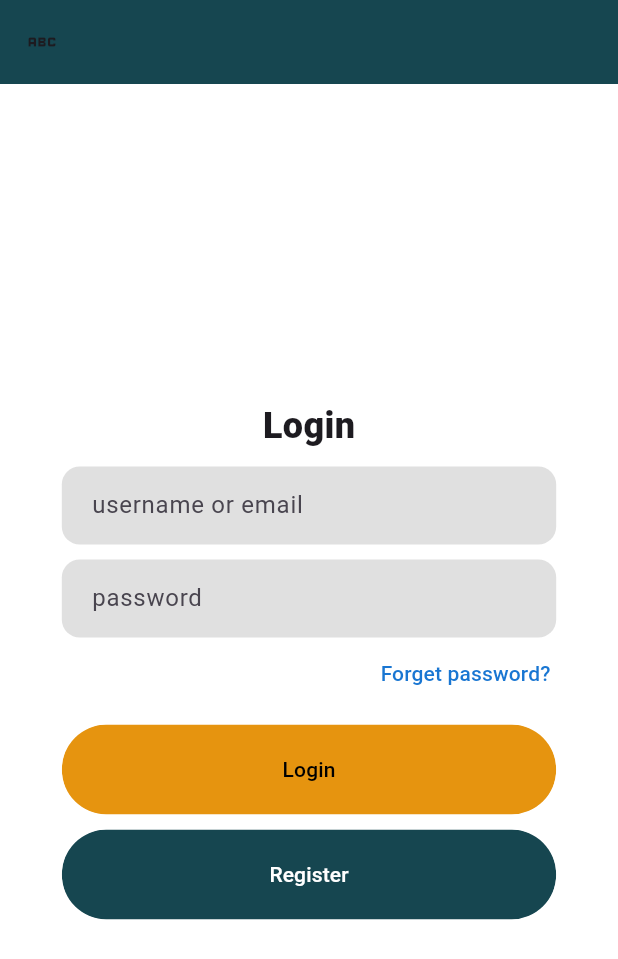
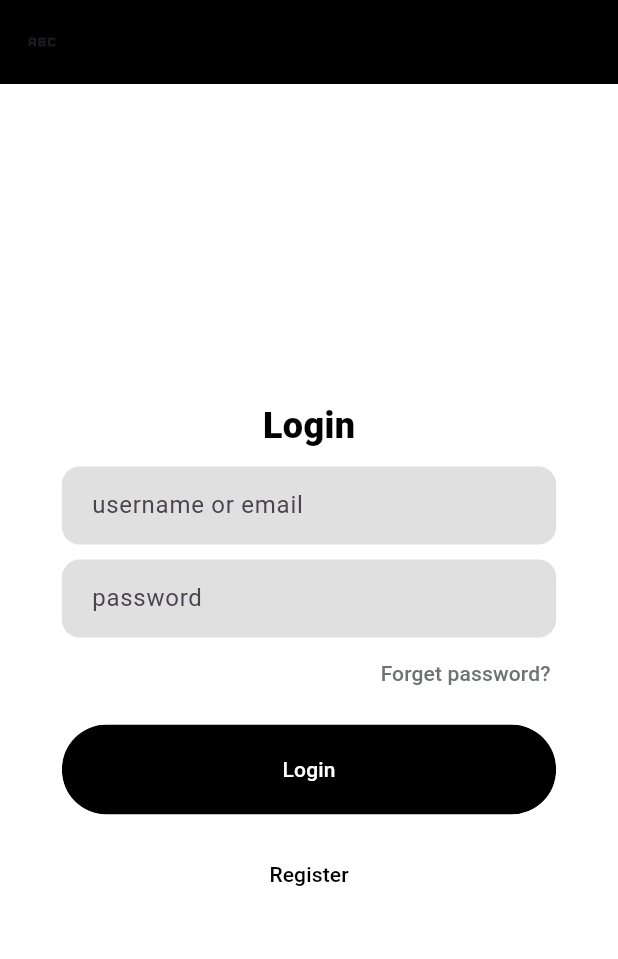
Before and after one commit to kavi20011211/WE_86, a Flutter app: the screen it shows after launch, on a phone screen of 412 x 824 dp. Shown: the top 959 px of the screen. Run offline on Flutter 3.47's test engine with Material 3 defaults, Android fonts, the phone set to English and light mode, and no system bars; our stand-ins replace cloud_firestore, curved_navigation_bar, firebase_auth, firebase_core; accounts and stored records are empty; Roboto replaces fonts that are missing (Days one).

Commit message:
modified TestScreen and the login Screen

```diff
--- a/lib/screens/TestScreen.dart
+++ b/lib/screens/TestScreen.dart
@@ -62,6 +62,7 @@ class _TestScreenState extends State<TestScreen> {
                     // Handle Skip the Test
 
                     Navigator.pushNamed(context, '/home_screen');
+                    Color.fromARGB(255, 255, 255, 255);
                   },
                   child: Text('Skip the Test'),
                 ),
--- a/lib/screens/login_screen.dart
+++ b/lib/screens/login_screen.dart
@@ -2,7 +2,6 @@ import 'package:firebase_auth/firebase_auth.dart';
 import 'package:flutter/material.dart';
 import 'package:shade_style/components/rounded_button.dart';
 import 'package:shade_style/components/textfield_container.dart';
-
 
 class LoginScreen extends StatefulWidget {
   const LoginScreen({super.key});
@@ -15,12 +14,11 @@ class _LoginScreenState extends State<LoginScreen> {
   final TextEditingController _username = TextEditingController();
   final TextEditingController _password = TextEditingController();
   //user sign in function
-  Future <bool> _signInWithUsernameAndPassword(String username,String password)async{
+  Future<bool> _signInWithUsernameAndPassword(
+      String username, String password) async {
     try {
-  final credential = await FirebaseAuth.instance.signInWithEmailAndPassword(
-    email: username,
-    password: password
-  );
+      final credential = await FirebaseAuth.instance
+          .signInWithEmailAndPassword(email: username, password: password);
       return true;
     } on FirebaseAuthException catch (e) {
       if (e.code == 'user-not-found') {
@@ -31,11 +29,12 @@ class _LoginScreenState extends State<LoginScreen> {
       return false;
     }
   }
+
   @override
   Widget build(BuildContext context) {
     return Scaffold(
         appBar: AppBar(
-        backgroundColor: const Color(0xFF164650),
+          backgroundColor: const Color(0xFF000000),
           leading: const Icon(Icons.abc),
         ),
         backgroundColor: Colors.white,
@@ -46,97 +45,102 @@ class _LoginScreenState extends State<LoginScreen> {
               crossAxisAlignment: CrossAxisAlignment.center,
               mainAxisAlignment: MainAxisAlignment.center,
               children: [
-       const Text("Login",style: TextStyle(
+                const Text(
+                  "Login",
+                  style: TextStyle(
                       fontSize: 24,
                       fontWeight: FontWeight.w900,
-        fontFamily: "Days one"
-       ),),
-      TextFieldContainer(child: TextField(
+                      fontFamily: "Days one",
+                      color: Color(0xFF000000)),
+                ),
+                TextFieldContainer(
+                    child: TextField(
                   controller: _username,
-        decoration:const InputDecoration(
-          border: InputBorder.none,
-          hintText: "username or email"
-        ),
+                  decoration: const InputDecoration(
+                      border: InputBorder.none, hintText: "username or email"),
                 )),
-       TextFieldContainer(child: TextField(
+                TextFieldContainer(
+                    child: TextField(
                   obscureText: true,
                   controller: _password,
-        decoration:const InputDecoration(
-          border: InputBorder.none,
-          hintText: "password"
-        ),
+                  decoration: const InputDecoration(
+                      border: InputBorder.none, hintText: "password"),
                 )),
-
-
                 Row(
                   mainAxisAlignment: MainAxisAlignment.end,
                   children: [
-            TextButton(onPressed: (){},
-            style:const ButtonStyle(
+                    TextButton(
+                      onPressed: () {},
+                      style: const ButtonStyle(
                           padding: MaterialStatePropertyAll(
-                EdgeInsets.fromLTRB(0, 0, 45,0)
-              )
+                              EdgeInsets.fromLTRB(0, 0, 45, 0))),
+                      child: Text(
+                        "Forget password?",
+                        style: TextStyle(
+                          color: Color(0xFF6E7271),
                         ),
-            child: Text("Forget password?",style: TextStyle(
-            color: Colors.blue.shade700,
-          ),),
+                      ),
                     )
                   ],
                 ),
-
-
-       RoundedButton(child: TextButton(
-        onPressed: ()async{
-          bool isSuccess =await _signInWithUsernameAndPassword(_username.text, _password.text);
-          if(isSuccess == true){
-            ScaffoldMessenger.of(context).showSnackBar(const SnackBar(
-                  content: Text("You are logged in.", style: TextStyle(color: Colors.white),),
+                RoundedButton(
+                  child: TextButton(
+                      onPressed: () async {
+                        bool isSuccess = await _signInWithUsernameAndPassword(
+                            _username.text, _password.text);
+                        if (isSuccess == true) {
+                          ScaffoldMessenger.of(context)
+                              .showSnackBar(const SnackBar(
+                            content: Text(
+                              "You are logged in.",
+                              style: TextStyle(color: Colors.white),
+                            ),
                             backgroundColor: Colors.grey,
-                  padding: EdgeInsets.symmetric(vertical: 20, horizontal: 20),
+                            padding: EdgeInsets.symmetric(
+                                vertical: 20, horizontal: 20),
                             dismissDirection: DismissDirection.up,
                           ));
                           Navigator.pushNamed(context, '/controller_screeen');
-          }else{
-            ScaffoldMessenger.of(context).showSnackBar(const SnackBar(
-                  content: Text("Something wrong! try again.", style: TextStyle(color: Colors.white),),
+                        } else {
+                          ScaffoldMessenger.of(context)
+                              .showSnackBar(const SnackBar(
+                            content: Text(
+                              "Something wrong! try again.",
+                              style: TextStyle(color: Colors.white),
+                            ),
                             backgroundColor: Colors.grey,
-                  padding: EdgeInsets.symmetric(vertical: 20, horizontal: 20),
+                            padding: EdgeInsets.symmetric(
+                                vertical: 20, horizontal: 20),
                             dismissDirection: DismissDirection.up,
                           ));
                         }
-
                       },
-        style:const ButtonStyle(
+                      style: const ButtonStyle(
                           padding: MaterialStatePropertyAll(
-            EdgeInsets.symmetric(vertical: 20,horizontal: 20),
+                            EdgeInsets.symmetric(vertical: 20, horizontal: 20),
                           ),
-          backgroundColor: MaterialStatePropertyAll(
-            Color(0xFFE6940F)
+                          backgroundColor:
+                              MaterialStatePropertyAll(Color(0xFF000000)),
+                          foregroundColor:
+                              MaterialStatePropertyAll(Colors.white)),
+                      child: const Text("Login")),
                 ),
-          foregroundColor: MaterialStatePropertyAll(
-            Colors.black
-          )
-        ),
-         child:const Text("Login")),),
-
-         RoundedButton(child: TextButton(
-        onPressed: (){
+                RoundedButton(
+                  child: TextButton(
+                      onPressed: () {
                         Navigator.pushNamed(context, '/register');
                       },
-        style:const ButtonStyle(
+                      style: const ButtonStyle(
                           padding: MaterialStatePropertyAll(
-            EdgeInsets.symmetric(vertical: 20,horizontal: 20),
+                            EdgeInsets.symmetric(vertical: 20, horizontal: 20),
                           ),
-          backgroundColor: MaterialStatePropertyAll(
-             Color(0xFF164650)
+                          backgroundColor:
+                              MaterialStatePropertyAll(Color(0xFFFFFFFF)),
+                          foregroundColor:
+                              MaterialStatePropertyAll(Colors.black)),
+                      child: const Text("Register")),
                 ),
-          foregroundColor: MaterialStatePropertyAll(
-            Colors.white
-          )
-        ),
-         child:const Text("Register")),),
               ]),
-      )
-    );
+        ));
   }
 }
```
Lines whose indentation alone changed are shown as unchanged.
